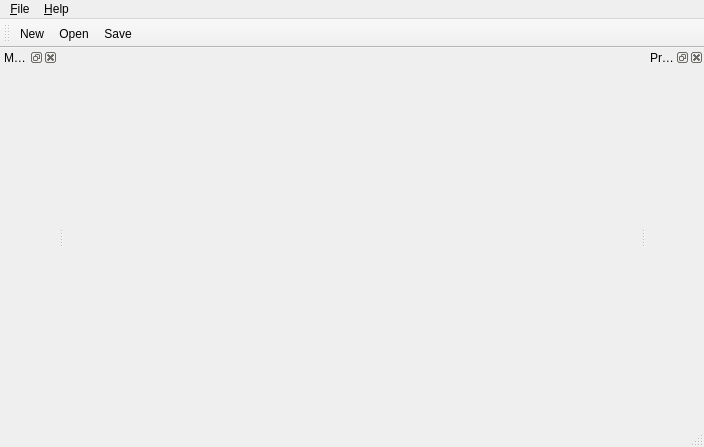
Before: the Qt Designer form examples/uml/qtumleditor/mainwindow.ui in qt/qtmodeling, drawn with Qt 5.
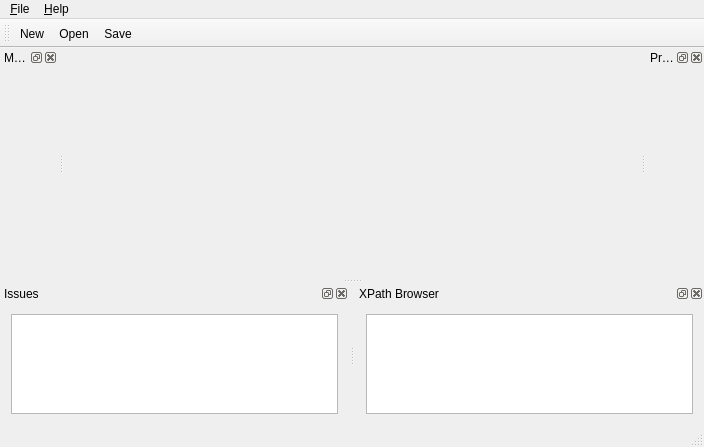
After: the same form once the commit is applied. Icons and pictures are not drawn. Custom widgets are drawn as their Qt base class.

Commit message: Add 'issues' and initial 'xpath browser' docks in UML editor

```diff
--- a/examples/uml/qtumleditor/mainwindow.ui
+++ b/examples/uml/qtumleditor/mainwindow.ui
@@ -88,6 +88,65 @@
     </layout>
    </widget>
   </widget>
+  <widget class="QDockWidget" name="dckIssues">
+   <property name="windowTitle">
+    <string>Issues</string>
+   </property>
+   <attribute name="dockWidgetArea">
+    <number>8</number>
+   </attribute>
+   <widget class="QWidget" name="dockWidgetContents">
+    <layout class="QGridLayout" name="gridLayout_4">
+     <item row="0" column="0">
+      <widget class="QListView" name="issues">
+       <property name="sizePolicy">
+        <sizepolicy hsizetype="Expanding" vsizetype="Ignored">
+         <horstretch>0</horstretch>
+         <verstretch>0</verstretch>
+        </sizepolicy>
+       </property>
+       <property name="minimumSize">
+        <size>
+         <width>0</width>
+         <height>100</height>
+        </size>
+       </property>
+       <property name="alternatingRowColors">
+        <bool>true</bool>
+       </property>
+      </widget>
+     </item>
+    </layout>
+   </widget>
+  </widget>
+  <widget class="QDockWidget" name="dckXPath">
+   <property name="windowTitle">
+    <string>XPath Browser</string>
+   </property>
+   <attribute name="dockWidgetArea">
+    <number>8</number>
+   </attribute>
+   <widget class="QWidget" name="dockWidgetContents_2">
+    <layout class="QGridLayout" name="gridLayout_5">
+     <item row="0" column="0">
+      <widget class="QTextEdit" name="textEdit">
+       <property name="sizePolicy">
+        <sizepolicy hsizetype="Expanding" vsizetype="Ignored">
+         <horstretch>0</horstretch>
+         <verstretch>0</verstretch>
+        </sizepolicy>
+       </property>
+       <property name="minimumSize">
+        <size>
+         <width>0</width>
+         <height>100</height>
+        </size>
+       </property>
+      </widget>
+     </item>
+    </layout>
+   </widget>
+  </widget>
   <action name="actionFileNew">
    <property name="icon">
     <iconset theme="document-new" resource="qtumleditor.qrc">
```
The commit also changes 1 other file.
